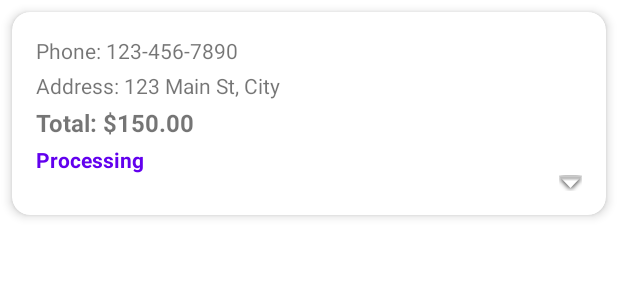
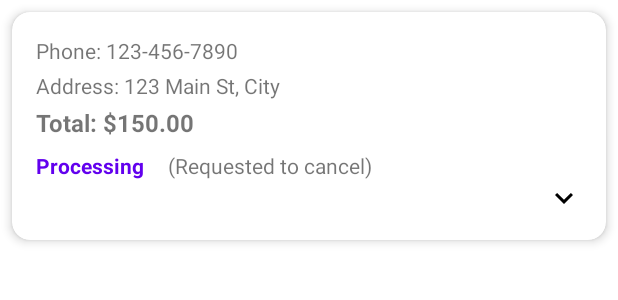
Before and after one commit to AbishekPerera/EAD_online_shop, an Android app: the layout order_item.xml on its own in the app's theme, with its tools: preview values and no code run, on a phone screen of 412 x 824 dp. Shown: the top 300 px of the screen. Run offline under Robolectric (Android 15) with nearby library versions, the phone set to English and light mode, and no system bars.

Commit message:
Order fragment completed with cancel order request

```diff
--- a/app/src/main/java/com/example/onlineshop/OrdersFragment.java
+++ b/app/src/main/java/com/example/onlineshop/OrdersFragment.java
@@ -97,11 +97,14 @@ public class OrdersFragment extends Fragment {
             }
 
             Order order = new Order(
+                    orderResponse.getId(),
                     orderResponse.getPhoneNumber(),
                     orderResponse.getDeliveryAddress(),
                     String.valueOf(orderResponse.getTotalPrice()),
                     orderResponse.getStatus(),
-                    orderItems
+                    orderItems,
+                    orderResponse.isCancelRequested(),
+                    orderResponse.getNote()
             );
 
             if (orderResponse.getStatus().equalsIgnoreCase("Processing") || orderResponse.getStatus().equalsIgnoreCase("Partially Delivered")) {
--- a/app/src/main/java/com/example/onlineshop/retrofit/ApiService.java
+++ b/app/src/main/java/com/example/onlineshop/retrofit/ApiService.java
@@ -10,6 +10,7 @@ import com.example.onlineshop.responses.LoginResponse;
 import com.example.onlineshop.responses.OrderResponse;
 import com.example.onlineshop.responses.RegisterResponse;
 
+import java.util.HashMap;
 import java.util.List;
 
 import retrofit2.Call;
@@ -65,4 +66,8 @@ public interface ApiService {
     @GET("order/userOrders")
     Call<List<OrderResponse>> getUserOrders(@Header("Authorization") String authToken);
 
+    @POST("order/cancelOrderRequest/{orderId}")
+    Call<Void> cancelOrderRequest(@Header("Authorization") String authToken, @Path("orderId") String orderId, @Body HashMap<String, String> requestBody);
+
+
 }
--- /dev/null
+++ b/app/src/main/res/drawable/baseline_keyboard_arrow_down_24.xml
@@ -0,0 +1,5 @@
+<vector xmlns:android="http://schemas.android.com/apk/res/android" android:height="24dp" android:tint="#000000" android:viewportHeight="24" android:viewportWidth="24" android:width="24dp">
+
+    <path android:fillColor="@android:color/white" android:pathData="M7.41,8.59L12,13.17l4.59,-4.58L18,10l-6,6 -6,-6 1.41,-1.41z"/>
+
+</vector>
--- /dev/null
+++ b/app/src/main/res/drawable/baseline_keyboard_arrow_up_24.xml
@@ -0,0 +1,5 @@
+<vector xmlns:android="http://schemas.android.com/apk/res/android" android:height="24dp" android:tint="#000000" android:viewportHeight="24" android:viewportWidth="24" android:width="24dp">
+
+    <path android:fillColor="@android:color/white" android:pathData="M7.41,15.41L12,10.83l4.59,4.58L18,14l-6,-6 -6,6z"/>
+
+</vector>
--- a/app/src/main/res/layout/order_item.xml
+++ b/app/src/main/res/layout/order_item.xml
@@ -5,7 +5,10 @@
     android:layout_height="wrap_content"
     android:layout_margin="8dp"
     app:cardCornerRadius="12dp"
-    app:cardElevation="4dp">
+    app:cardElevation="4dp"
+    android:foreground="?attr/selectableItemBackground"
+    android:clickable="true"
+    android:focusable="true">
 
     <LinearLayout
         android:layout_width="match_parent"
@@ -43,7 +46,14 @@
                 android:textStyle="bold"
                 android:layout_marginTop="4dp" />
 
-            <TextView
+            <!-- horizontal layout with two texts  -->
+            <LinearLayout
+                android:layout_width="match_parent"
+                android:layout_height="wrap_content"
+                android:orientation="horizontal"
+                android:layout_marginTop="4dp">
+
+                <TextView
                 android:id="@+id/orderStatus"
                 android:layout_width="wrap_content"
                 android:layout_height="wrap_content"
@@ -52,6 +62,17 @@
                 android:textStyle="bold"
                 android:textColor="@color/purple_500"
                 android:layout_marginTop="4dp" />
+
+                <TextView
+                    android:id="@+id/requestedToDelete"
+                    android:layout_width="wrap_content"
+                    android:layout_height="wrap_content"
+                    android:text="(Requested to cancel)"
+                    android:textSize="14sp"
+                    android:layout_marginStart="16dp"
+                    android:layout_marginTop="4dp"/>
+
+                    </LinearLayout>
         </LinearLayout>
 
         <!-- Expand/Collapse button -->
@@ -62,7 +83,7 @@
             android:layout_gravity="end"
             android:background="?attr/selectableItemBackgroundBorderless"
             android:contentDescription="Expand order items"
-            android:src="@android:drawable/arrow_down_float" />
+            android:src="@drawable/baseline_keyboard_arrow_down_24" />
 
         <!-- Order Items List (Initially Hidden) -->
         <androidx.recyclerview.widget.RecyclerView
```
Also changed, not shown: app/src/main/java/com/example/onlineshop/adapters/OrdersAdapter.java (+90 -3 lines), app/src/main/java/com/example/onlineshop/models/Order.java (+16 -1 lines), app/src/main/java/com/example/onlineshop/responses/OrderResponse.java (+13 -0 lines), app/src/main/res/layout/dialog_cancel_order.xml (added, +52 -0 lines).
